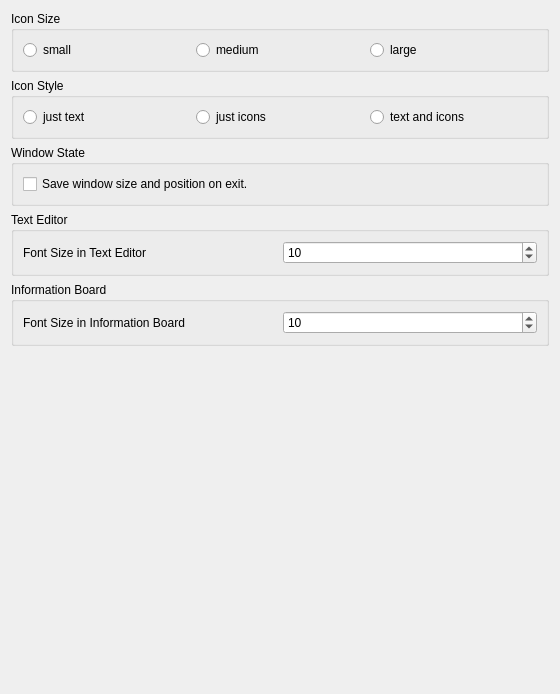
Above: ui/AppearanceSettings.ui from saturneric/GpgFrontend before the change. Below: the same form after it.
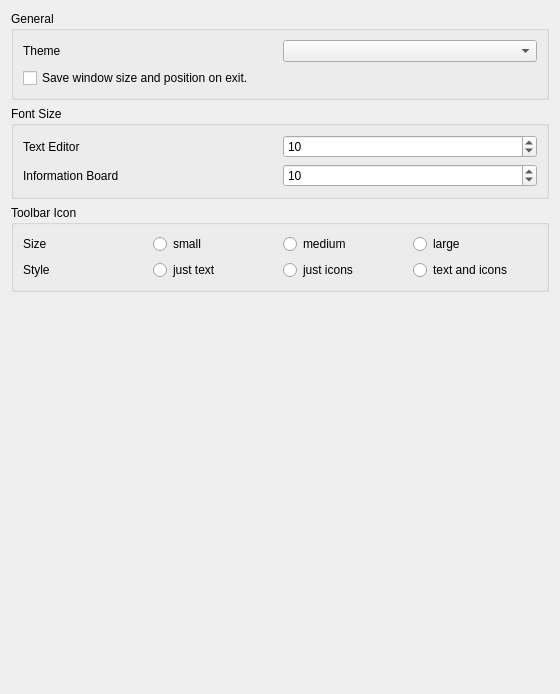
That is the form after the change.

Commit message: feat: support theme changing by user

Diff of the .ui file:
```diff
--- a/ui/AppearanceSettings.ui
+++ b/ui/AppearanceSettings.ui
@@ -14,16 +14,110 @@
    <string>Appearance Settings</string>
   </property>
   <layout class="QGridLayout" name="gridLayout">
-   <item row="0" column="0">
+   <item row="2" column="0">
     <layout class="QVBoxLayout" name="verticalLayout">
      <item>
       <widget class="QGroupBox" name="iconSizeBox">
        <property name="title">
-        <string>Icon Size</string>
+        <string>General</string>
+       </property>
+       <layout class="QVBoxLayout" name="verticalLayout_2">
+        <item>
+         <layout class="QHBoxLayout" name="horizontalLayout_4">
+          <item>
+           <widget class="QLabel" name="themaLabel">
+            <property name="text">
+             <string>Theme</string>
+            </property>
+           </widget>
+          </item>
+          <item>
+           <widget class="QComboBox" name="themeComboBox"/>
+          </item>
+         </layout>
+        </item>
+        <item>
+         <widget class="QCheckBox" name="windowStateCheckBox">
+          <property name="text">
+           <string>Save window size and position on exit.</string>
+          </property>
+         </widget>
+        </item>
+       </layout>
+      </widget>
+     </item>
+     <item>
+      <widget class="QGroupBox" name="fontSizeBox">
+       <property name="title">
+        <string>Font Size</string>
+       </property>
+       <layout class="QGridLayout" name="gridLayout_8">
+        <item row="0" column="0">
+         <layout class="QHBoxLayout" name="horizontalLayout_5">
+          <item>
+           <widget class="QLabel" name="fontSizeTextEditorLabel">
+            <property name="text">
+             <string>Text Editor</string>
+            </property>
+           </widget>
+          </item>
+          <item>
+           <widget class="QSpinBox" name="fontSizeTextEditorLabelSpinBox">
+            <property name="minimum">
+             <number>9</number>
+            </property>
+            <property name="maximum">
+             <number>18</number>
+            </property>
+            <property name="value">
+             <number>10</number>
+            </property>
+           </widget>
+          </item>
+         </layout>
+        </item>
+        <item row="1" column="0">
+         <layout class="QHBoxLayout" name="horizontalLayout_3">
+          <item>
+           <widget class="QLabel" name="fontSizeInformationBoardLabel">
+            <property name="text">
+             <string>Information Board</string>
+            </property>
+           </widget>
+          </item>
+          <item>
+           <widget class="QSpinBox" name="fontSizeInformationBoardSpinBox">
+            <property name="minimum">
+             <number>9</number>
+            </property>
+            <property name="maximum">
+             <number>18</number>
+            </property>
+            <property name="value">
+             <number>10</number>
+            </property>
+           </widget>
+          </item>
+         </layout>
+        </item>
+       </layout>
+      </widget>
+     </item>
+     <item>
+      <widget class="QGroupBox" name="toolbarIconBox">
+       <property name="title">
+        <string>Toolbar Icon</string>
        </property>
        <layout class="QGridLayout" name="gridLayout_2">
         <item row="0" column="0">
          <layout class="QHBoxLayout" name="horizontalLayout">
+          <item>
+           <widget class="QLabel" name="toolbarIconSizeLabel">
+            <property name="text">
+             <string>Size</string>
+            </property>
+           </widget>
+          </item>
           <item>
            <widget class="QRadioButton" name="smallRadioButton">
             <property name="text">
@@ -47,17 +141,15 @@
           </item>
          </layout>
         </item>
-       </layout>
-      </widget>
-     </item>
-     <item>
-      <widget class="QGroupBox" name="iconStyleBox">
-       <property name="title">
-        <string>Icon Style</string>
-       </property>
-       <layout class="QGridLayout" name="gridLayout_3">
-        <item row="0" column="0">
+        <item row="1" column="0">
          <layout class="QHBoxLayout" name="horizontalLayout_2">
+          <item>
+           <widget class="QLabel" name="toolbarIconStyleLabel">
+            <property name="text">
+             <string>Style</string>
+            </property>
+           </widget>
+          </item>
           <item>
            <widget class="QRadioButton" name="justTextRadioButton">
             <property name="text">
@@ -84,92 +176,6 @@
        </layout>
       </widget>
      </item>
-     <item>
-      <widget class="QGroupBox" name="windowStateBox">
-       <property name="title">
-        <string>Window State</string>
-       </property>
-       <layout class="QGridLayout" name="gridLayout_4">
-        <item row="0" column="0">
-         <layout class="QVBoxLayout" name="verticalLayout_4">
-          <item>
-           <widget class="QCheckBox" name="windowStateCheckBox">
-            <property name="text">
-             <string>Save window size and position on exit.</string>
-            </property>
-           </widget>
-          </item>
-         </layout>
-        </item>
-       </layout>
-      </widget>
-     </item>
-     <item>
-      <widget class="QGroupBox" name="textEditorBox">
-       <property name="title">
-        <string>Text Editor</string>
-       </property>
-       <layout class="QGridLayout" name="gridLayout_8">
-        <item row="0" column="0">
-         <layout class="QHBoxLayout" name="horizontalLayout_5">
-          <item>
-           <widget class="QLabel" name="fontSizeTextEditorLabel">
-            <property name="text">
-             <string>Font Size in Text Editor</string>
-            </property>
-           </widget>
-          </item>
-          <item>
-           <widget class="QSpinBox" name="fontSizeTextEditorLabelSpinBox">
-            <property name="minimum">
-             <number>9</number>
-            </property>
-            <property name="maximum">
-             <number>18</number>
-            </property>
-            <property name="value">
-             <number>10</number>
-            </property>
-           </widget>
-          </item>
-         </layout>
-        </item>
-       </layout>
-      </widget>
-     </item>
-     <item>
-      <widget class="QGroupBox" name="informationBoardBox">
-       <property name="title">
-        <string>Information Board</string>
-       </property>
-       <layout class="QGridLayout" name="gridLayout_6">
-        <item row="0" column="0">
-         <layout class="QHBoxLayout" name="horizontalLayout_3">
-          <item>
-           <widget class="QLabel" name="fontSizeInformationBoardLabel">
-            <property name="text">
-             <string>Font Size in Information Board</string>
-            </property>
-           </widget>
-          </item>
-          <item>
-           <widget class="QSpinBox" name="fontSizeInformationBoardSpinBox">
-            <property name="minimum">
-             <number>9</number>
-            </property>
-            <property name="maximum">
-             <number>18</number>
-            </property>
-            <property name="value">
-             <number>10</number>
-            </property>
-           </widget>
-          </item>
-         </layout>
-        </item>
-       </layout>
-      </widget>
-     </item>
      <item>
       <spacer name="verticalSpacer">
        <property name="orientation">
```
Left out of the diff: 2 changed lines with no effect on the pictures. The commit also changes 7 other files.
